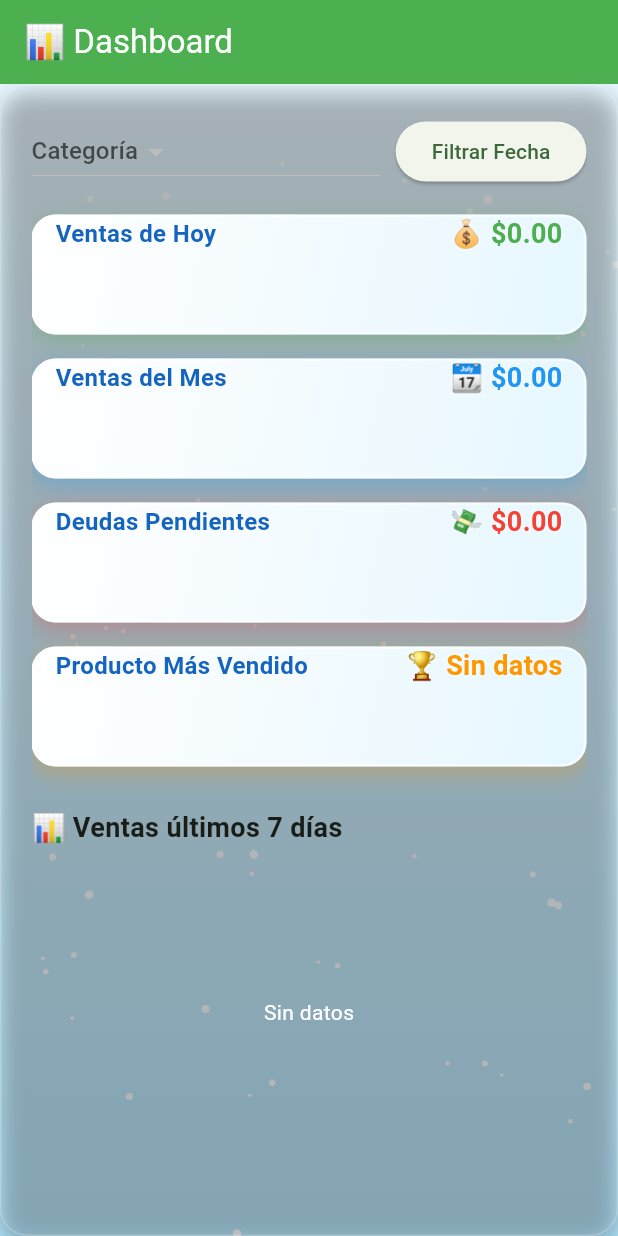
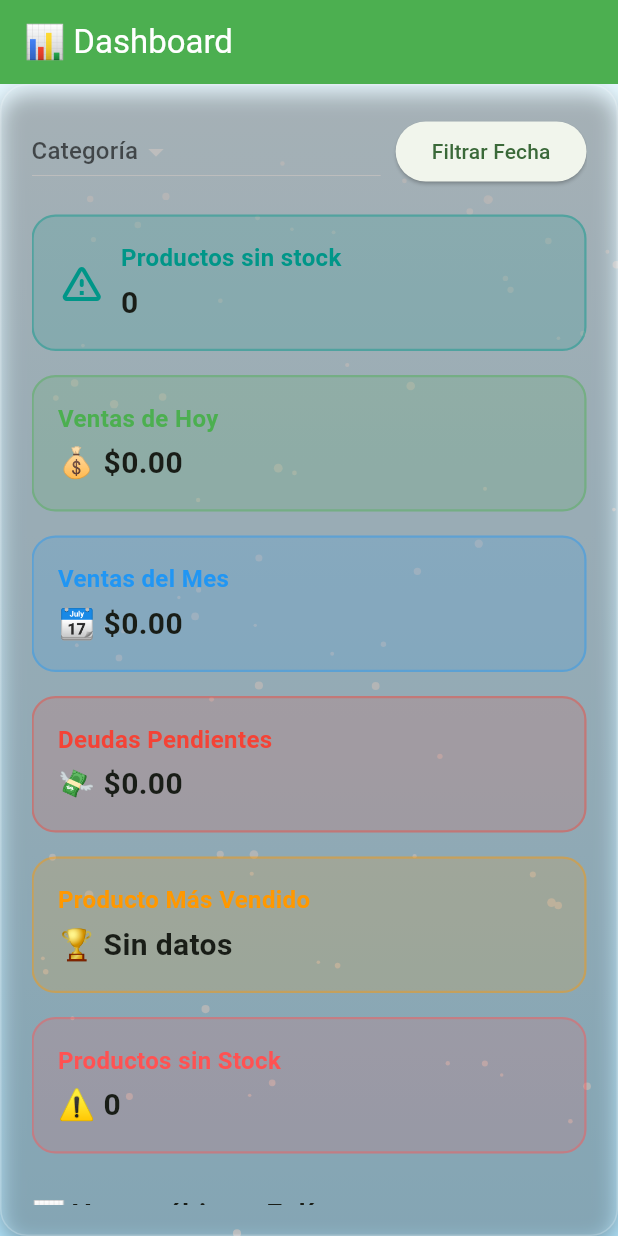
Before and after one commit to Maxigon87/Arctic_Stock, a Flutter app: the DashboardScreen screen opened directly, on a phone screen of 412 x 824 dp. Run offline on Flutter 3.47's test engine with Material 3 defaults, Android fonts, the phone set to English and light mode, and no system bars; our stand-ins replace fl_chart, open_filex, pdf, printing, share_plus, shared_preferences and 1 more; missing offline and left inert: excel, window_manager; accounts and stored records are empty.

Commit message:
✨ Mejoras UX y control de stock: - Animación del badge de productos sin stock en Home. - Validación de stock insuficiente antes de confirmar venta. - Filtro para ver solo productos agotados en Inventario. - KPI en Dashboard con conteo de productos sin stock en tiempo real.

```diff
--- a/lib/screens/dashboard_screen.dart
+++ b/lib/screens/dashboard_screen.dart
@@ -1,3 +1,4 @@
+import 'dart:async';
 import 'package:flutter/material.dart';
 import 'package:fl_chart/fl_chart.dart';
 import '../services/db_service.dart';
@@ -25,11 +26,22 @@ class _DashboardScreenState extends State<DashboardScreen> {
   List<Map<String, dynamic>> categorias = [];
   final DBService dbService = DBService();
 
+  /// ✅ NUEVO: KPI Productos sin stock
+  int _productosSinStock = 0;
+  late StreamSubscription _dbSub;
+
   @override
   void initState() {
     super.initState();
     _loadDashboardData();
-    DBService().onDatabaseChanged.listen((_) => _loadDashboardData());
+    // ✅ Suscripción para refrescar KPI cuando cambia la base
+    _dbSub = DBService().onDatabaseChanged.listen((_) => _loadDashboardData());
+  }
+
+  @override
+  void dispose() {
+    _dbSub.cancel();
+    super.dispose();
   }
 
   Future<void> _loadDashboardData() async {
@@ -40,7 +52,9 @@ class _DashboardScreenState extends State<DashboardScreen> {
     productoTop = await db.getProductoMasVendido();
     ventasDias = await db.getVentasUltimos7Dias();
     metodosPago = await db.getDistribucionMetodosPago();
-    setState(() {});
+    _productosSinStock = await db.getProductosSinStockCount();
+
+    if (mounted) setState(() {});
   }
 
   Widget _buildFiltrosDashboard() {
@@ -50,7 +64,7 @@ class _DashboardScreenState extends State<DashboardScreen> {
           children: [
             Expanded(
               child: DropdownButton<int>(
-                hint: Text("Categoría"),
+                hint: const Text("Categoría"),
                 value: categoriaSeleccionada,
                 items: categorias.map((c) {
                   return DropdownMenuItem<int>(
@@ -95,14 +109,26 @@ class _DashboardScreenState extends State<DashboardScreen> {
       appBar: AppBar(title: const Text("📊 Dashboard")),
       body: ArticBackground(
         child: ArticContainer(
-          // ✅ reemplaza el Padding
           child: SingleChildScrollView(
             child: Column(
               crossAxisAlignment: CrossAxisAlignment.stretch,
               children: [
                 _buildFiltrosDashboard(),
 
-                // 🔥 KPI Cards Árticas
+                // ✅ KPI nuevo: Productos sin stock (con alerta)
+                AnimatedOpacity(
+                  opacity: _productosSinStock > 0 ? 0.6 : 1.0,
+                  duration: const Duration(milliseconds: 500),
+                  child: ArticKpiCard(
+                    title: "Productos sin stock",
+                    value: "$_productosSinStock",
+                    accentColor:
+                        _productosSinStock > 0 ? Colors.redAccent : Colors.teal,
+                    icon: Icons.warning_amber_rounded,
+                  ),
+                ),
+
+                // 🔥 Otros KPI
                 ArticKpiCard(
                   title: "Ventas de Hoy",
                   value: "💰 \$${ventasHoy.toStringAsFixed(2)}",
@@ -123,10 +149,14 @@ class _DashboardScreenState extends State<DashboardScreen> {
                   value: "🏆 $productoTop",
                   accentColor: Colors.orange,
                 ),
+                ArticKpiCard(
+                  title: "Productos sin Stock",
+                  value: "⚠️ $_productosSinStock",
+                  accentColor: Colors.redAccent,
+                ),
 
                 const SizedBox(height: 20),
 
-                // 📊 Gráfico de barras
                 const Text("📊 Ventas últimos 7 días",
                     style:
                         TextStyle(fontSize: 18, fontWeight: FontWeight.bold)),
@@ -134,7 +164,6 @@ class _DashboardScreenState extends State<DashboardScreen> {
 
                 const SizedBox(height: 30),
 
-                // 🥧 Gráfico de pastel
                 const Text("🥧 Métodos de pago",
                     style:
                         TextStyle(fontSize: 18, fontWeight: FontWeight.bold)),
@@ -147,7 +176,6 @@ class _DashboardScreenState extends State<DashboardScreen> {
     );
   }
 
-  /// 📊 **Gráfico de barras**
   Widget _buildBarChart() {
     if (ventasDias.isEmpty) {
       return const Center(
@@ -185,7 +213,6 @@ class _DashboardScreenState extends State<DashboardScreen> {
     );
   }
 
-  /// 🥧 **Gráfico de pastel**
   Widget _buildPieChart() {
     if (metodosPago.isEmpty) {
       return const Center(
--- a/lib/widgets/artic_kpi_card.dart
+++ b/lib/widgets/artic_kpi_card.dart
@@ -1,122 +1,47 @@
 import 'package:flutter/material.dart';
-import 'dart:math';
 
-class ArticKpiCard extends StatefulWidget {
+class ArticKpiCard extends StatelessWidget {
   final String title;
   final String value;
   final Color accentColor;
+  final IconData? icon; // ✅ nuevo parámetro opcional
 
   const ArticKpiCard({
     Key? key,
     required this.title,
     required this.value,
     required this.accentColor,
+    this.icon, // ✅ inicializado aquí
   }) : super(key: key);
-
-  @override
-  State<ArticKpiCard> createState() => _ArticKpiCardState();
-}
-
-class _ArticKpiCardState extends State<ArticKpiCard>
-    with SingleTickerProviderStateMixin {
-  late AnimationController _shineController;
-
-  @override
-  void initState() {
-    super.initState();
-    _shineController =
-        AnimationController(vsync: this, duration: const Duration(seconds: 3))
-          ..repeat();
-  }
-
-  @override
-  void dispose() {
-    _shineController.dispose();
-    super.dispose();
-  }
 
   @override
   Widget build(BuildContext context) {
     return Container(
       margin: const EdgeInsets.symmetric(vertical: 8),
-      height: 80,
-      child: Stack(
+      padding: const EdgeInsets.all(16),
+      decoration: BoxDecoration(
+        color: accentColor.withOpacity(0.15),
+        borderRadius: BorderRadius.circular(16),
+        border: Border.all(color: accentColor.withOpacity(0.4), width: 1.5),
+      ),
+      child: Row(
         children: [
-          // Fondo hielo
-          Container(
-            decoration: BoxDecoration(
-              gradient: const LinearGradient(
-                colors: [Color(0xFFFFFFFF), Color(0xFFE6F7FF)],
-                begin: Alignment.topLeft,
-                end: Alignment.bottomRight,
-              ),
-              borderRadius: BorderRadius.circular(16),
-              border:
-                  Border.all(color: Colors.white.withOpacity(0.6), width: 1.5),
-              boxShadow: [
-                BoxShadow(
-                  color: widget.accentColor.withOpacity(0.3),
-                  blurRadius: 12,
-                  offset: const Offset(0, 4),
-                ),
-              ],
-            ),
-          ),
-
-          // Brillo animado
-          AnimatedBuilder(
-            animation: _shineController,
-            builder: (context, child) {
-              return ShaderMask(
-                shaderCallback: (bounds) {
-                  return LinearGradient(
-                    colors: [
-                      Colors.white.withOpacity(0.0),
-                      Colors.white.withOpacity(0.6),
-                      Colors.white.withOpacity(0.0),
-                    ],
-                    stops: const [0.2, 0.5, 0.8],
-                    begin: Alignment(-1.0 + 2.0 * _shineController.value, 0),
-                    end: Alignment(1.0 + 2.0 * _shineController.value, 0),
-                  ).createShader(bounds);
-                },
-                blendMode: BlendMode.srcATop,
-                child: Container(
-                  decoration: BoxDecoration(
-                    borderRadius: BorderRadius.circular(16),
-                    border: Border.all(color: Colors.transparent, width: 2),
-                  ),
-                ),
-              );
-            },
-          ),
-
-          // Contenido
-          Container(
-            padding: const EdgeInsets.symmetric(horizontal: 16),
-            child: Row(
-              mainAxisAlignment: MainAxisAlignment.spaceBetween,
+          if (icon != null) // ✅ solo muestra si se pasa
+            Icon(icon, size: 32, color: accentColor),
+          if (icon != null) const SizedBox(width: 10),
+          Expanded(
+            child: Column(
+              crossAxisAlignment: CrossAxisAlignment.start,
               children: [
-                Text(widget.title,
+                Text(title,
                     style: TextStyle(
-                      color: Colors.blue.shade800,
-                      fontSize: 16,
-                      fontWeight: FontWeight.bold,
-                      shadows: [
-                        Shadow(
-                            color: Colors.white.withOpacity(0.6), blurRadius: 2)
-                      ],
-                    )),
-                Text(widget.value,
-                    style: TextStyle(
-                      color: widget.accentColor,
-                      fontSize: 18,
-                      fontWeight: FontWeight.bold,
-                      shadows: [
-                        Shadow(
-                            color: Colors.white.withOpacity(0.7), blurRadius: 3)
-                      ],
-                    )),
+                        fontSize: 16,
+                        fontWeight: FontWeight.bold,
+                        color: accentColor)),
+                const SizedBox(height: 4),
+                Text(value,
+                    style: const TextStyle(
+                        fontSize: 20, fontWeight: FontWeight.w600)),
               ],
             ),
           ),
```
Also changed, not shown: lib/Services/db_service.dart (+25 -2 lines), lib/main.dart (+27 -5 lines), lib/screens/product_list_screen.dart (+32 -14 lines), lib/screens/sales_screen.dart (+58 -10 lines).
